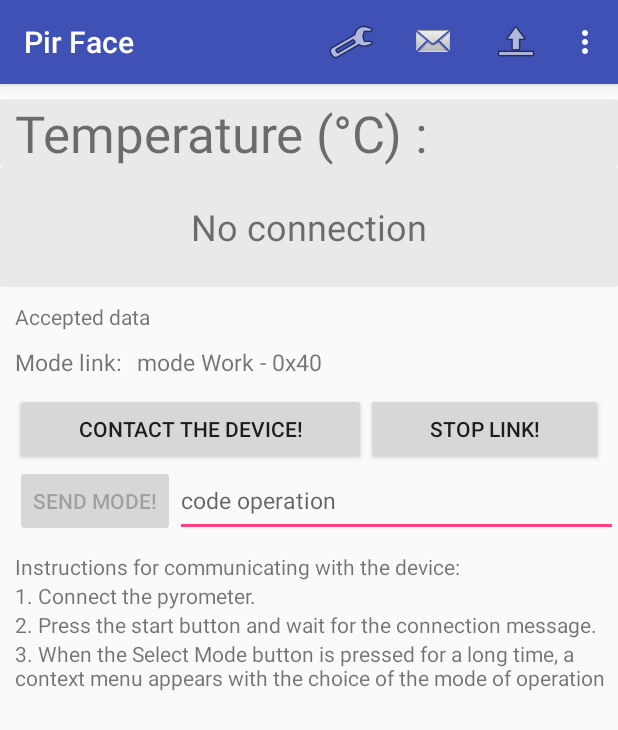
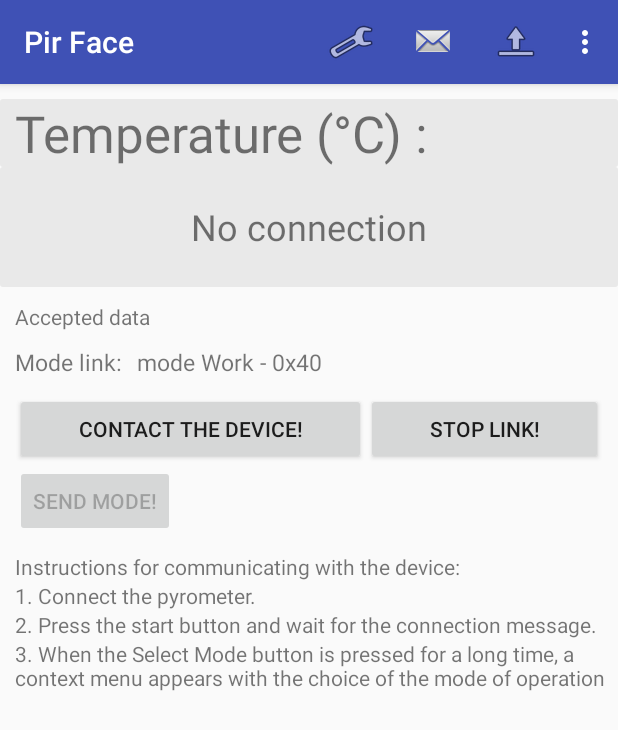
Before and after one commit to Alena-Popova/Android, an Android app: the screen it shows after launch (LaunchActivity), on a phone screen of 412 x 824 dp. Shown: the top 730 px of the screen. Run offline under Robolectric (Android 15) with nearby library versions, the phone set to English and light mode, and no system bars; our stand-ins replace ButterKnife.

Commit message:
delete edit form for debug

```diff
--- a/AndroidStudioProjects/app/src/main/res/layout/button_link.xml
+++ b/AndroidStudioProjects/app/src/main/res/layout/button_link.xml
@@ -97,7 +97,6 @@
         android:id="@+id/insert_data_operation"
         android:layout_width="match_parent"
         android:layout_height="wrap_content"
-        android:weightSum="2"
         app:layout_constraintTop_toBottomOf="@id/buttons_pair_first"
         android:orientation="horizontal">
 
@@ -108,13 +107,6 @@
             android:text="@string/buttom_select_mode_FA"
             android:layout_marginLeft="10dp"/>
 
-        <EditText
-            android:id="@+id/data_operation"
-            android:layout_width="match_parent"
-            android:layout_height="match_parent"
-            android:hint="code operation"
-            android:textSize="15dp"/>
-
     </LinearLayout>
 
 </android.support.constraint.ConstraintLayout>
```
